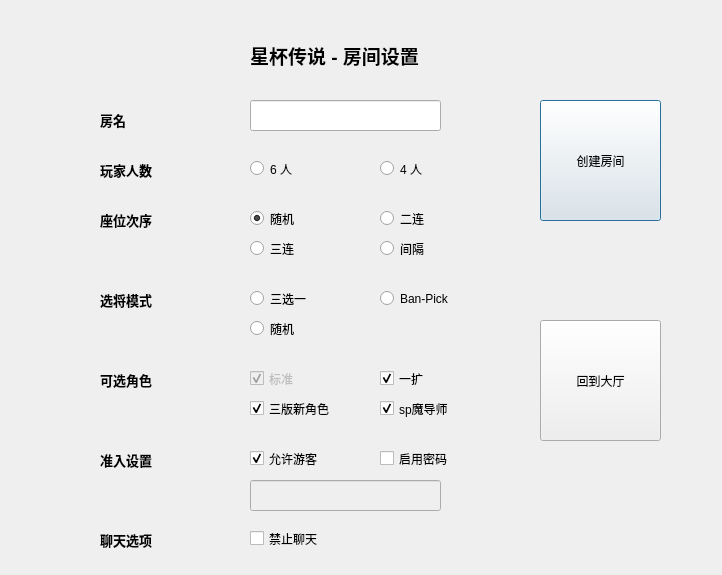
Before: the Qt Designer form client/RoomSet.ui in chntujia/CodfiyAsteriatedGrailClient, drawn with Qt 5.
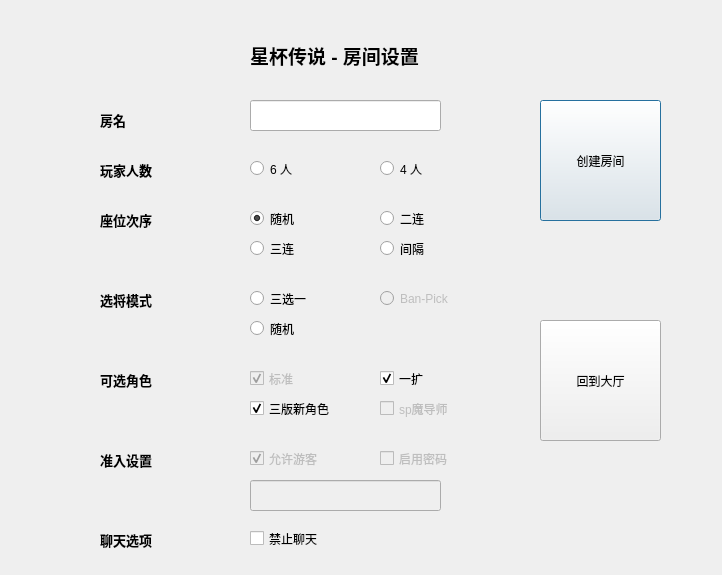
After: the same form once the commit is applied.

The edit to the form file:
```diff
--- a/client/RoomSet.ui
+++ b/client/RoomSet.ui
@@ -230,7 +230,7 @@
   </widget>
   <widget class="QRadioButton" name="radioButtonRoleSelectionBanPick">
    <property name="enabled">
-    <bool>true</bool>
+    <bool>false</bool>
    </property>
    <property name="geometry">
     <rect>
@@ -355,7 +355,7 @@
   </widget>
   <widget class="QCheckBox" name="allowGuest">
    <property name="enabled">
-    <bool>true</bool>
+    <bool>false</bool>
    </property>
    <property name="geometry">
     <rect>
@@ -374,7 +374,7 @@
   </widget>
   <widget class="QCheckBox" name="allowPassword">
    <property name="enabled">
-    <bool>true</bool>
+    <bool>false</bool>
    </property>
    <property name="geometry">
     <rect>
@@ -438,7 +438,7 @@
   </widget>
   <widget class="QCheckBox" name="checkBoxRoleRangespMoDao">
    <property name="enabled">
-    <bool>true</bool>
+    <bool>false</bool>
    </property>
    <property name="geometry">
     <rect>
@@ -452,7 +452,7 @@
     <string>sp魔导师</string>
    </property>
    <property name="checked">
-    <bool>true</bool>
+    <bool>false</bool>
    </property>
   </widget>
  </widget>
```
